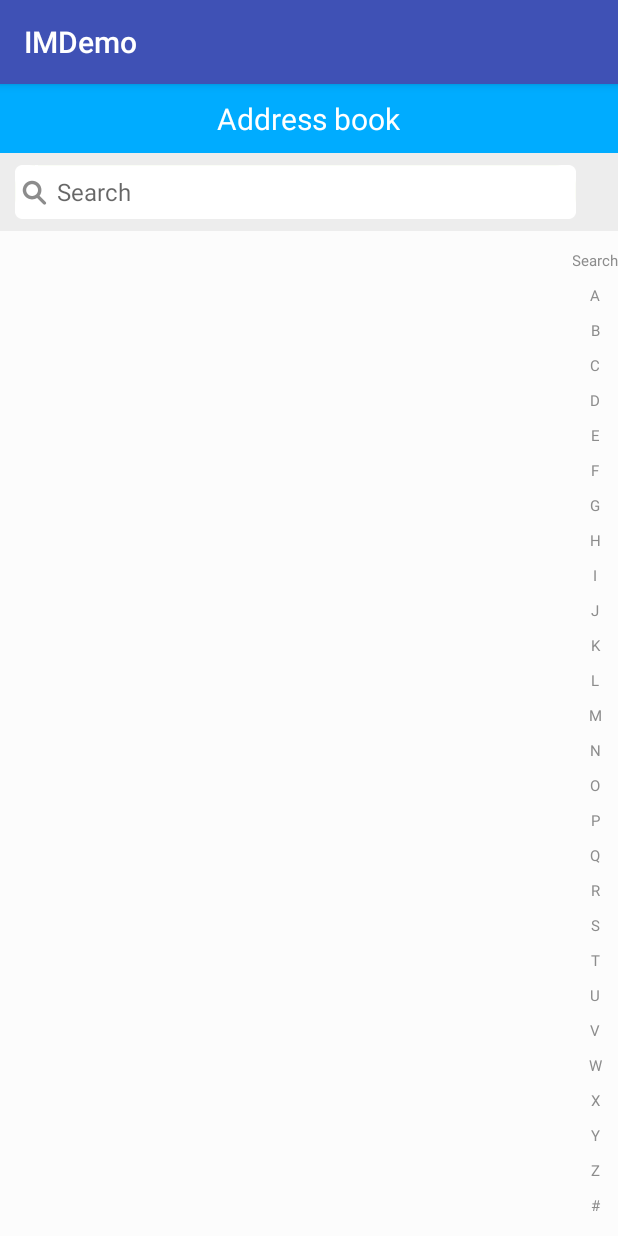
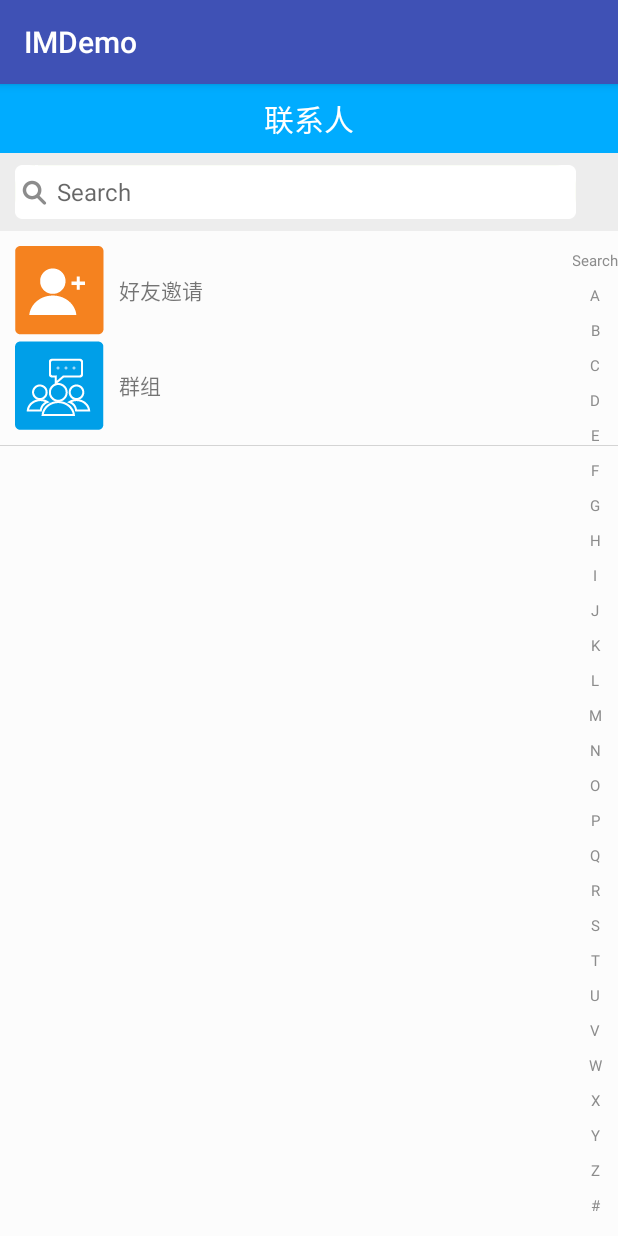
Before and after one commit to NewIdeaSoft/IMDemo, an Android app: the fragment ContactsFragment shown on its own in the app's theme, on a phone screen of 412 x 824 dp. Run offline under Robolectric (Android 15) with nearby library versions, the phone set to English and light mode, and no system bars; 3 statements that could not run were skipped.

Commit message:
查找添加新朋友

```diff
--- a/app/build.gradle
+++ b/app/build.gradle
@@ -27,6 +27,6 @@ dependencies {
     compile project(':easeui')
     compile 'com.android.support:appcompat-v7:25.3.1'
     compile 'com.android.support.constraint:constraint-layout:1.0.2'
+    compile 'com.google.code.gson:gson:2.8.1'
     testCompile 'junit:junit:4.12'
-    compile 'com.google.code.gson:gson:2.8.1'
 }
--- a/app/src/main/AndroidManifest.xml
+++ b/app/src/main/AndroidManifest.xml
@@ -63,6 +63,8 @@
         </activity>
         <activity android:name=".controller.activity.MainActivity">
         </activity>
+        <activity android:name=".controller.activity.NewFriendActivity">
+        </activity>
     </application>
 
 </manifest>
--- a/app/src/main/java/com/nisoft/imdemo/controller/fragment/ContactsFragment.java
+++ b/app/src/main/java/com/nisoft/imdemo/controller/fragment/ContactsFragment.java
@@ -1,18 +1,43 @@
 package com.nisoft.imdemo.controller.fragment;
 
+import android.content.Intent;
 import android.view.View;
+import android.widget.LinearLayout;
 
 import com.hyphenate.easeui.ui.EaseContactListFragment;
 import com.nisoft.imdemo.R;
+import com.nisoft.imdemo.controller.activity.NewFriendActivity;
 
 /**
  * Created by Administrator on 2017/9/15.
  */
 
 public class ContactsFragment extends EaseContactListFragment {
+    private LinearLayout ll_fragment_main_contacts_new_friend;
+    private LinearLayout ll_fragment_main_contacts_group;
     @Override
     protected void initView() {
         super.initView();
-        View.inflate(getActivity(), R.layout.header_fragment_main_contacts,null);
+        titleBar.setTitle("联系人");
+        View view = View.inflate(getActivity(), R.layout.header_fragment_main_contacts, null);
+        ll_fragment_main_contacts_new_friend =
+                (LinearLayout) view.findViewById(R.id.ll_fragment_main_contacts_new_friend);
+        ll_fragment_main_contacts_group =
+                (LinearLayout) view.findViewById(R.id.ll_fragment_main_contacts_group);
+        ll_fragment_main_contacts_new_friend.setOnClickListener(new View.OnClickListener() {
+            @Override
+            public void onClick(View v) {
+                Intent intent = new Intent(getActivity(),NewFriendActivity.class);
+                startActivity(intent);
+            }
+        });
+
+        ll_fragment_main_contacts_group.setOnClickListener(new View.OnClickListener() {
+            @Override
+            public void onClick(View v) {
+
+            }
+        });
+        listView.addHeaderView(view);
     }
 }
--- a/app/src/main/res/layout/header_fragment_main_contacts.xml
+++ b/app/src/main/res/layout/header_fragment_main_contacts.xml
@@ -3,15 +3,38 @@
     xmlns:android="http://schemas.android.com/apk/res/android"
     android:layout_width="match_parent"
     android:layout_height="match_parent"
-    android:orientation="vertical">
+    android:orientation="vertical"
+    android:padding="10dp">
+
     <LinearLayout
         android:layout_width="match_parent"
-        android:layout_height="wrap_content">
+        android:layout_height="wrap_content"
+        android:id="@+id/ll_fragment_main_contacts_new_friend">
         <ImageView
             android:layout_width="wrap_content"
-            android:layout_height="wrap_content"/>
+            android:layout_height="wrap_content"
+            android:src="@drawable/em_new_friends_icon"/>
         <TextView
             android:layout_width="wrap_content"
-            android:layout_height="wrap_content"/>
+            android:layout_height="match_parent"
+            android:text="好友邀请"
+            android:gravity="center_vertical"
+            android:layout_marginLeft="10dp"/>
+    </LinearLayout>
+    <LinearLayout
+        android:layout_width="match_parent"
+        android:layout_height="wrap_content"
+        android:layout_marginTop="4dp"
+        android:id="@+id/ll_fragment_main_contacts_group" >
+        <ImageView
+            android:layout_width="wrap_content"
+            android:layout_height="wrap_content"
+            android:src="@drawable/em_group_icon"/>
+        <TextView
+            android:layout_width="wrap_content"
+            android:layout_height="match_parent"
+            android:text="群组"
+            android:gravity="center_vertical"
+            android:layout_marginLeft="10dp"/>
     </LinearLayout>
 </LinearLayout>
```
Also changed, not shown: app/src/main/java/com/nisoft/imdemo/controller/activity/NewFriendActivity.java (added, +104 -0 lines), app/src/main/res/layout/activity_new_friend.xml (added, +71 -0 lines), app/src/main/res/drawable-hdpi/em_add.png (added), app/src/main/res/drawable-hdpi/em_create_group.png (added), app/src/main/res/drawable-hdpi/em_default_avatar.png (added), app/src/main/res/drawable-hdpi/em_dx_checkbox_gray_on.png (added), app/src/main/res/drawable-hdpi/em_dx_checkbox_off.png (added), app/src/main/res/drawable-hdpi/em_dx_checkbox_on.png (added), app/src/main/res/drawable-hdpi/em_group_icon.png (added), app/src/main/res/drawable-hdpi/em_new_friends_icon.png (added), app/src/main/res/drawable-hdpi/em_smiley_add_btn_nor.png (added), app/src/main/res/drawable-hdpi/em_smiley_add_btn_pressed.png (added), app/src/main/res/drawable-hdpi/em_smiley_minus_btn_nor.png (added), app/src/main/res/drawable-hdpi/em_smiley_minus_btn_pressed.png (added).
